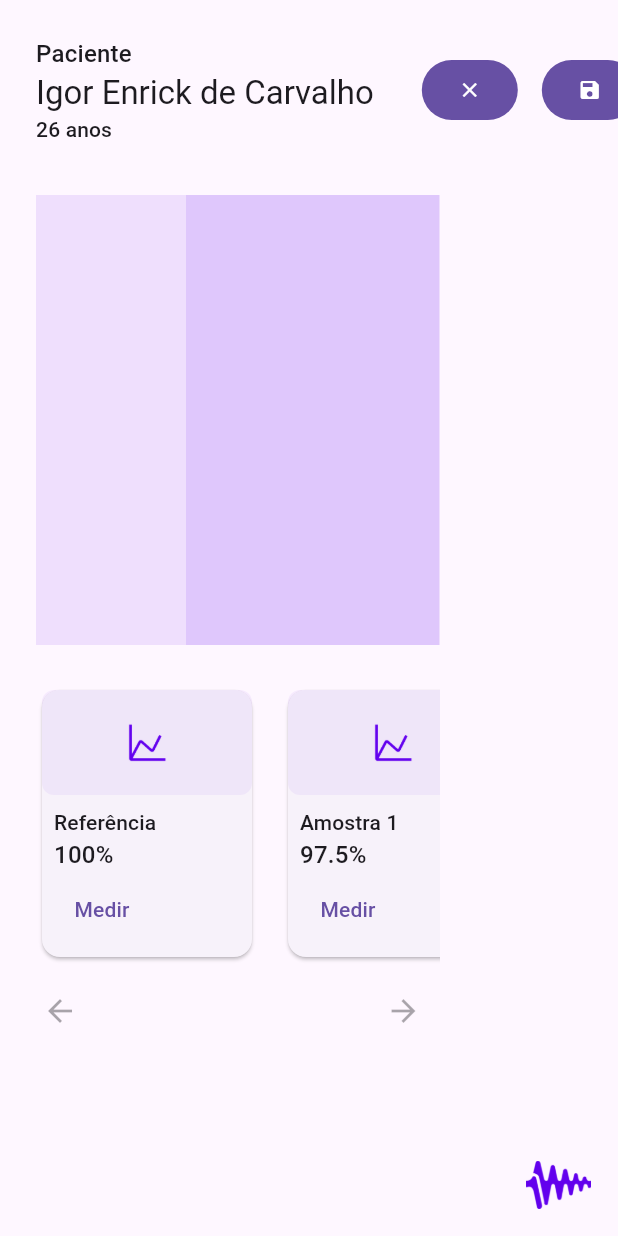
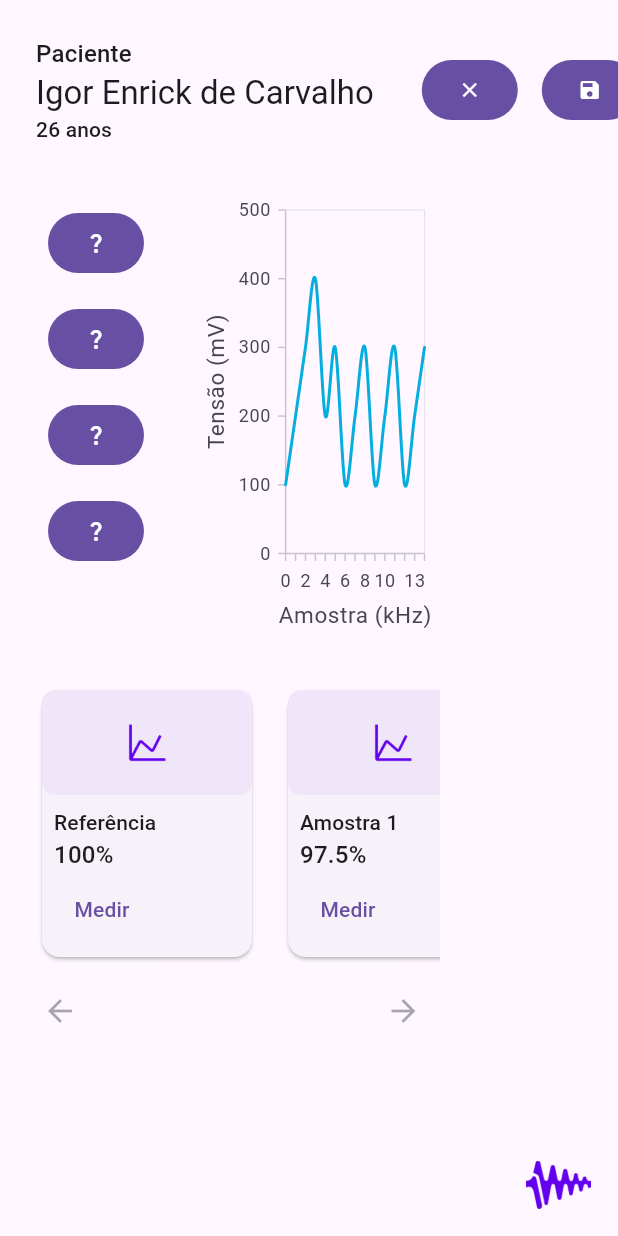
Before and after one commit to DEC7564-Projeto-Ubiquos/Sistema-de-Alerta---Eduardo, a Flutter app: the screen it shows after launch, on a phone screen of 412 x 824 dp. Run offline on Flutter 3.47's test engine with Material 2 defaults, Android fonts, the phone set to English and light mode, and no system bars; our stand-ins replace get_it, isar, syncfusion_flutter_charts; accounts and stored records are empty; generated files the repository leaves out were written again.

Commit message:
Add graph library

```diff
--- a/lib/widgets/graph.dart
+++ b/lib/widgets/graph.dart
@@ -1,7 +1,31 @@
+import 'package:emg_app/widgets/voltage_sample_chart.dart';
 import 'package:flutter/material.dart';
 
-class Graph extends StatelessWidget {
+class Graph extends StatefulWidget {
   const Graph({super.key});
+
+  @override
+  State<Graph> createState() => _GraphState();
+}
+
+class _GraphState extends State<Graph> {
+  final List<VoltageSample> sampleData = [
+    VoltageSample(0, 100),
+    VoltageSample(1, 200),
+    VoltageSample(2, 300),
+    VoltageSample(3, 400),
+    VoltageSample(4, 200),
+    VoltageSample(5, 300),
+    VoltageSample(6, 100),
+    VoltageSample(7, 200),
+    VoltageSample(8, 300),
+    VoltageSample(9, 100),
+    VoltageSample(10, 200),
+    VoltageSample(11, 300),
+    VoltageSample(12, 100),
+    VoltageSample(13, 200),
+    VoltageSample(14, 300),
+  ];
 
   @override
   Widget build(BuildContext context) {
@@ -9,15 +33,60 @@ class Graph extends StatelessWidget {
       padding: const EdgeInsets.fromLTRB(24, 0, 16, 0),
       child: Row(
         children: [
-          Container(
-            color: const Color.fromARGB(25, 98, 0, 238),
+          SizedBox(
             height: 300,
             width: 100,
+            child: Column(
+              crossAxisAlignment: CrossAxisAlignment.start,
+              mainAxisAlignment: MainAxisAlignment.start,
+              children: [
+                Padding(
+                  padding: const EdgeInsets.all(8.0),
+                  child: FilledButton(
+                    onPressed: () {},
+                    child: const Icon(
+                      Icons.question_mark,
+                      size: 16,
+                    ),
+                  ),
+                ),
+                Padding(
+                  padding: const EdgeInsets.all(8.0),
+                  child: FilledButton(
+                    onPressed: () {},
+                    child: const Icon(
+                      Icons.question_mark,
+                      size: 16,
+                    ),
+                  ),
+                ),
+                Padding(
+                  padding: const EdgeInsets.all(8.0),
+                  child: FilledButton(
+                    onPressed: () {},
+                    child: const Icon(
+                      Icons.question_mark,
+                      size: 16,
+                    ),
+                  ),
+                ),
+                Padding(
+                  padding: const EdgeInsets.all(8.0),
+                  child: FilledButton(
+                    onPressed: () {},
+                    child: const Icon(
+                      Icons.question_mark,
+                      size: 16,
+                    ),
+                  ),
+                ),
+              ],
+            ),
           ),
-          Container(
-            color: const Color.fromARGB(50, 98, 0, 238),
+          SizedBox(
             height: 300,
             width: (MediaQuery.of(context).size.width * 0.75) - 140,
+            child: VoltageSampleChart(data: sampleData),
           ),
         ],
       ),
--- /dev/null
+++ b/lib/widgets/voltage_sample_chart.dart
@@ -0,0 +1,48 @@
+import 'package:flutter/material.dart';
+import 'package:syncfusion_flutter_charts/charts.dart';
+
+class VoltageSample {
+  final double sample;
+  final double voltage;
+
+  VoltageSample(this.sample, this.voltage);
+}
+
+class VoltageSampleChart extends StatelessWidget {
+  final List<VoltageSample> data;
+
+  const VoltageSampleChart({Key? key, required this.data}) : super(key: key);
+
+  @override
+  Widget build(BuildContext context) {
+    return SfCartesianChart(
+      primaryXAxis: NumericAxis(
+        title: AxisTitle(text: 'Amostra (kHz)'),
+        interval: 1,
+        majorGridLines: MajorGridLines(width: 0),
+      ),
+      primaryYAxis: NumericAxis(
+        title: AxisTitle(text: 'Tensão (mV)'),
+        interval: 100,
+        majorGridLines: MajorGridLines(width: 0),
+      ),
+      series: <ChartSeries>[
+        SplineSeries<VoltageSample, double>(
+          dataSource: data,
+          xValueMapper: (VoltageSample voltageSample, _) =>
+              voltageSample.sample,
+          yValueMapper: (VoltageSample voltageSample, _) =>
+              voltageSample.voltage,
+          width: 2,
+          splineType: SplineType
+              .cardinal, // Adicionar esta linha para tornar a linha curva
+        ),
+      ],
+      zoomPanBehavior: ZoomPanBehavior(
+        enablePinching: true,
+        zoomMode: ZoomMode.x,
+        enablePanning: true,
+      ),
+    );
+  }
+}
--- a/pubspec.yaml
+++ b/pubspec.yaml
@@ -36,6 +36,7 @@ dependencies:
   get_it: ^7.2.0 # https://pub.dev/packages/get_it
   fluent_ui: ^4.4.0 # https://pub.dev/packages/fluent_ui
   fluentui_system_icons: ^1.1.199 # https://pub.dev/packages/fluentui_system_icons || lista de ícones: https://github.com/microsoft/fluentui-system-icons/blob/main/icons_regular.md
+  syncfusion_flutter_charts: ^21.1.41
 
 dev_dependencies:
   flutter_test:
```
Also changed, not shown: pubspec.lock.
